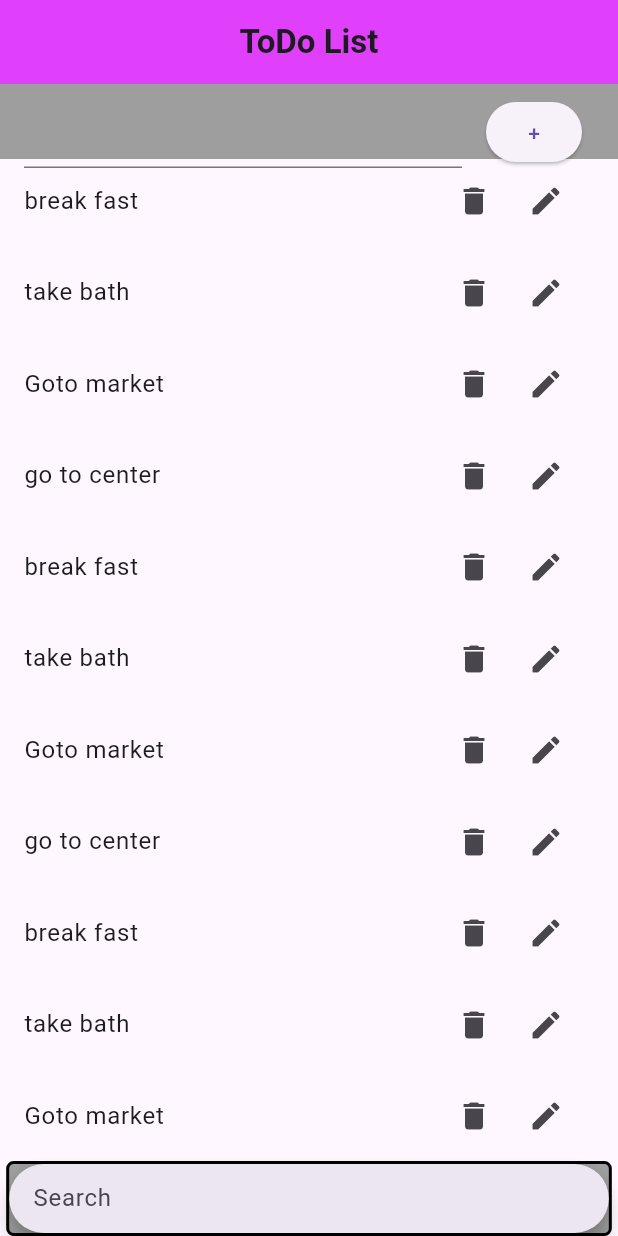
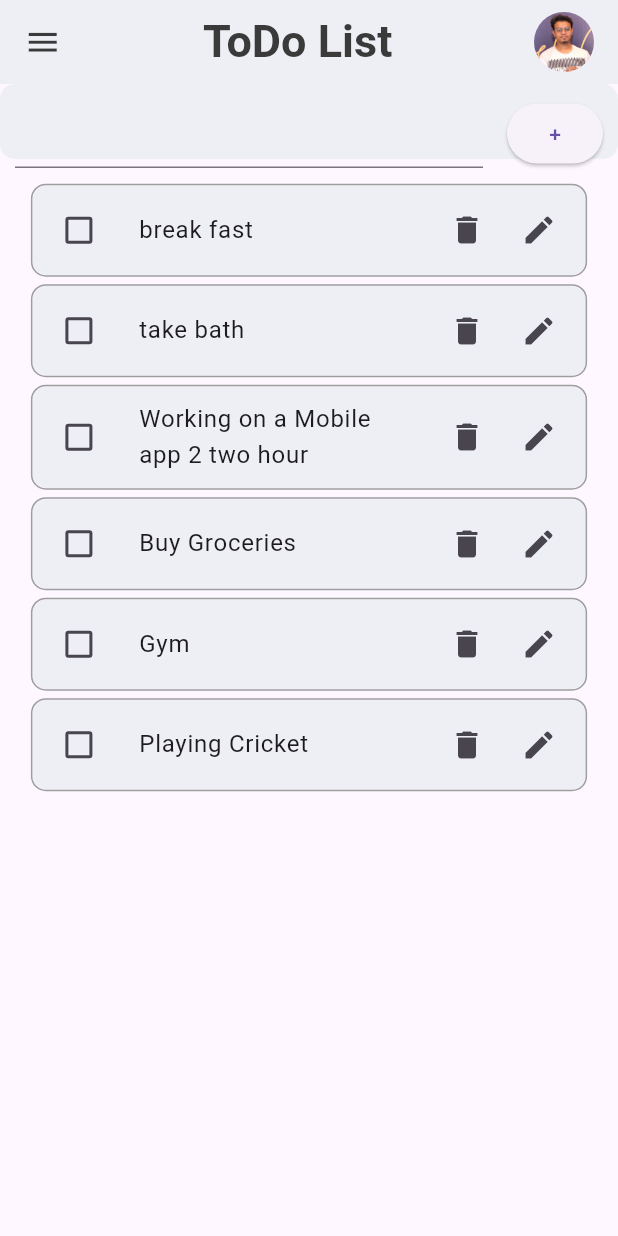
Before and after one commit to HarisNaeem214/Project_ToDo_item, a Flutter app: the screen it shows after launch, on a phone screen of 412 x 824 dp. Run offline on Flutter 3.47's test engine with Material 3 defaults, Android fonts, the light colour scheme and no system bars.

Commit message:
Update in ToDo_List

```diff
--- /dev/null
+++ b/lib/Colors.dart
@@ -0,0 +1,5 @@
+  import 'package:flutter/material.dart';
+
+const Color tb_grey = Color(0xFFEEEFF5);
+
+const Color tb_black = Color(0xFF3A3A3A);
--- a/lib/Home_View.dart
+++ b/lib/Home_View.dart
@@ -1,4 +1,5 @@
 import 'package:flutter/material.dart';
+import 'package:projectlistview/Colors.dart';
 
 class Home_View extends StatefulWidget {
   const Home_View({super.key});
@@ -9,12 +10,21 @@ class Home_View extends StatefulWidget {
 
 class _Home_ViewState extends State<Home_View> {
 
-  List todoitem = ["break fast","take bath","Goto market","go to center",
-  "break fast","take bath","Goto market","go to center",
-  "break fast","take bath","Goto market","go to center",
-  "break fast","take bath","Goto market","go to center",
-  "break fast","take bath","Goto market","go to center",
-  "break fast","take bath","Goto market","go to center"];
+  List<Map<dynamic,dynamic>> todoitem = [
+    { "work":"break fast", "isDone":false},
+    { "work":"take bath", "isDone":false},
+    { "work":"Working on a Mobile app 2 two hour", "isDone":false},
+    { "work":"Buy Groceries", "isDone":false},
+    { "work":"Gym", "isDone":false},
+    { "work":"Playing Cricket", "isDone":false}
+  ];
+
+
+  // "break fast","take bath","Goto market","go to center",
+  // "break fast","take bath","Goto market","go to center",
+  // "break fast","take bath","Goto market","go to center",
+  // "break fast","take bath","Goto market","go to center",
+  // "break fast","take bath","Goto market","go to center"];
 
   TextEditingController todocontroller = TextEditingController();
   TextEditingController updatecontroller = TextEditingController();
@@ -28,7 +38,7 @@ class _Home_ViewState extends State<Home_View> {
 
   updateitem(index){
 
-                  updatecontroller.text = todoitem[index];
+                  updatecontroller.text = todoitem[index]["work"];
 
             showDialog(context: context, builder: (context){
                   return AlertDialog(
@@ -40,7 +50,7 @@ class _Home_ViewState extends State<Home_View> {
                     ),
                     actions: [ElevatedButton(onPressed: (){
                       setState(() {
-                        todoitem[index] = updatecontroller.text;
+                        todoitem[index]["work"] = updatecontroller.text;
                         updatecontroller.clear();
                         Navigator.pop(context);
                       });
@@ -52,47 +62,92 @@ class _Home_ViewState extends State<Home_View> {
             });
   }
 
-  bool ischecked = false;
+  additem(){
+    setState(() {
+        setState(() {
+            todoitem.add({ "work":todocontroller.text, "isDone":false});
+          todocontroller.clear();
+          });
+
+    });
+  }
+
+
+
+
 
   @override
   Widget build(BuildContext context) {
     return Scaffold(
-      appBar: AppBar(centerTitle: true,
-      backgroundColor: Colors.purpleAccent,
-        title: Text("ToDo List",style: TextStyle(fontWeight:FontWeight.bold ),),
+      appBar: AppBar(elevation: 0.0,
+        centerTitle: true,
+      backgroundColor:tb_grey,
+
+        title: const Row(mainAxisAlignment: MainAxisAlignment.spaceBetween,
+          children: [Icon(Icons.menu,
+        color: tb_black,size: 25,),
+        Text("ToDo List",style: TextStyle(fontSize: 30,fontWeight:FontWeight.bold,
+        color: tb_black),), CircleAvatar(backgroundImage: AssetImage("assets/images/HN.jpg"),) ],),
       ),
       body:SafeArea(
         child: Column(
           children: [
             SizedBox(height: 50,
             child: ListTile(
-              tileColor:Colors.grey,
+               tileColor: tb_grey,
+                    contentPadding: const EdgeInsets.symmetric(horizontal: 10, vertical: 2),
+                    shape: RoundedRectangleBorder(borderRadius: BorderRadius.circular(10)),
+
               title: TextField(
         controller: todocontroller,
       ),
       trailing: ElevatedButton(onPressed:() {
-          setState(() {
-            todoitem.add(todocontroller.text);
-          todocontroller.clear();
-          });
-        }, child: Text("+")),
+        additem();
+
+        //It's button for add new work
+
+        }, child: const Text("+")),
                ),)
             ,
+            SizedBox(height:  MediaQuery.of(context).size.height * 0.02,),
             Expanded(
+
+              //it's the list of Work
+              child: Container(
+                width:  MediaQuery.of(context).size.width * 0.9,
                 child: ListView.builder(itemCount: todoitem.length,
                 itemBuilder: (context,index){
-                return Container(margin: EdgeInsets.only(bottom: 5),
+                  return Container(
+                    margin: const EdgeInsets.only(bottom: 5),
+
+                    width: MediaQuery.of(context).size.width * 0.7 ,
+                     decoration: BoxDecoration(
+                  border: Border.all(
+                    color: Colors.grey, // Border ka color
+                    width: 1.0, // Border ka width
+                  ),
+                  borderRadius: BorderRadius.circular(10.0), // BorderRadius set karein
+                ),
                     child: ListTile(
-
-                    title: Text(todoitem[index].toString()),
+                      tileColor: tb_grey,
+                       contentPadding: const EdgeInsets.symmetric(horizontal: 7, vertical: 2),
+                      shape: RoundedRectangleBorder(borderRadius: BorderRadius.circular(10)),
+                       leading: Checkbox(value: todoitem[index]["isDone"] , onChanged: (value){
+                                  setState(() {
+                    todoitem[index]["isDone"]=value;
+                                  });
+                                }),
+                    // it for check and uncheck of todo item
+                      title: Text(todoitem[index]["work"].toString(),
+                      style: TextStyle(decoration: todoitem[index]["isDone"] ? TextDecoration.lineThrough : null ),),
                       trailing: Row(mainAxisSize: MainAxisSize.min,
                         children: [
                           IconButton(onPressed: (){
                             removeitem(forremove: index);
-                        }, icon:Icon(Icons.delete),
+                          }, icon:const Icon(Icons.delete),
                     ), IconButton(onPressed: (){
                         updateitem(index);
-                  }, icon:Icon(Icons.edit)),
+                    }, icon:const Icon(Icons.edit)),
 
                         ],
                       )),
@@ -100,19 +155,20 @@ class _Home_ViewState extends State<Home_View> {
                 }
                 ),
               ),
-            SizedBox(
-              height: 50,
-              child: Container(
-                width: MediaQuery.of(context).size.width * 0.98,
-               decoration: BoxDecoration(
-                borderRadius: BorderRadius.circular(5),
-                border: Border.all(color: Colors.black,width: 2),
-                color: Colors.grey),
+            ),
+            // SizedBox(
+            //   height: 50,
+            //   child: Container(
+            //     width: MediaQuery.of(context).size.width * 0.98,
+            //    decoration: BoxDecoration(
+            //     borderRadius: BorderRadius.circular(5),
+            //     border: Border.all(color: Colors.black,width: 2),
+            //     color: Colors.grey),
 
-                child: SearchBar(hintText:"Search",
-                ),
-              ),
-            )
+            //     child: SearchBar(hintText:"Search",
+            //     ),
+            //   ),
+            // )
 
           ],
 
--- a/pubspec.yaml
+++ b/pubspec.yaml
@@ -59,8 +59,8 @@ flutter:
   uses-material-design: true
 
   # To add assets to your application, add an assets section, like this:
-  # assets:
-  #   - images/a_dot_burr.jpeg
+  assets:
+    - assets/images/HN.jpg
   #   - images/a_dot_ham.jpeg
 
   # An image asset can refer to one or more resolution-specific "variants", see
```
Also changed, not shown: assets/images/HN.jpg (added), lib/widgets.dart (deleted). Lines whose indentation alone changed are shown as unchanged.
